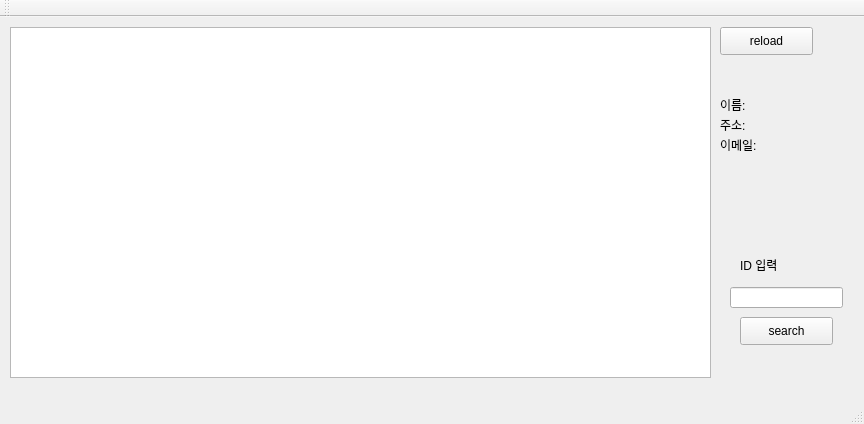
Above: bebone/bebone.ui from Wingseter/bebone before the change. Below: the same form after it.
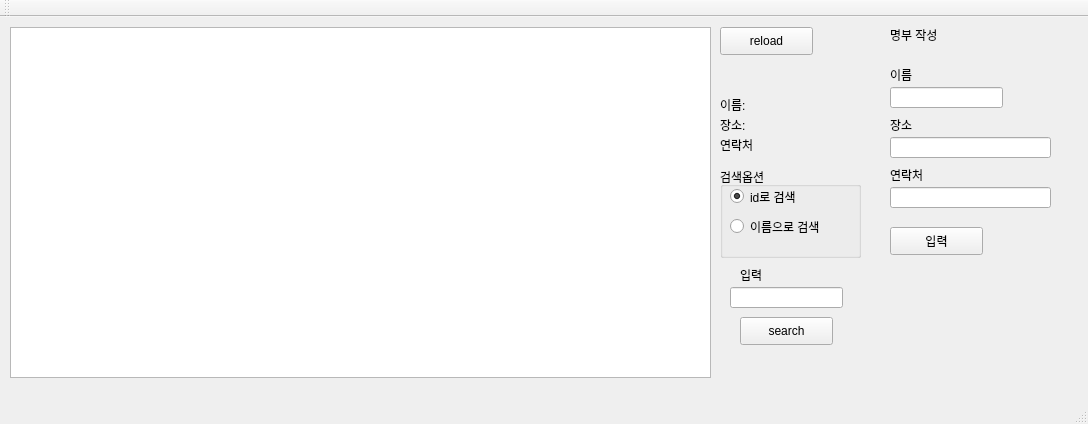
That is the form after the change.

Commit message: 유저 추가 기능 완성

```diff
--- a/bebone/bebone.ui
+++ b/bebone/bebone.ui
@@ -6,13 +6,16 @@
    <rect>
     <x>0</x>
     <y>0</y>
-    <width>864</width>
+    <width>1088</width>
     <height>424</height>
    </rect>
   </property>
   <property name="windowTitle">
    <string>bebone</string>
   </property>
+  <property name="layoutDirection">
+   <enum>Qt::LeftToRight</enum>
+  </property>
   <widget class="QWidget" name="centralWidget">
    <widget class="QPushButton" name="refreshButton">
     <property name="geometry">
@@ -64,13 +67,13 @@
     <property name="geometry">
      <rect>
       <x>740</x>
-      <y>240</y>
+      <y>250</y>
       <width>64</width>
       <height>15</height>
      </rect>
     </property>
     <property name="text">
-     <string>ID 입력</string>
+     <string>입력</string>
     </property>
    </widget>
    <widget class="QLabel" name="label_2">
@@ -96,7 +99,7 @@
      </rect>
     </property>
     <property name="text">
-     <string>주소:</string>
+     <string>장소:</string>
     </property>
    </widget>
    <widget class="QLabel" name="label_4">
@@ -109,7 +112,7 @@
      </rect>
     </property>
     <property name="text">
-     <string>이메일:</string>
+     <string>연락처</string>
     </property>
    </widget>
    <widget class="QLabel" name="name">
@@ -151,6 +154,159 @@
      <string/>
     </property>
    </widget>
+   <widget class="QGroupBox" name="searchOption">
+    <property name="geometry">
+     <rect>
+      <x>720</x>
+      <y>150</y>
+      <width>141</width>
+      <height>91</height>
+     </rect>
+    </property>
+    <property name="title">
+     <string>검색옵션</string>
+    </property>
+    <widget class="QRadioButton" name="byId">
+     <property name="geometry">
+      <rect>
+       <x>10</x>
+       <y>20</y>
+       <width>108</width>
+       <height>19</height>
+      </rect>
+     </property>
+     <property name="text">
+      <string>id로 검색</string>
+     </property>
+     <property name="checked">
+      <bool>true</bool>
+     </property>
+    </widget>
+    <widget class="QRadioButton" name="byName">
+     <property name="geometry">
+      <rect>
+       <x>10</x>
+       <y>50</y>
+       <width>121</width>
+       <height>19</height>
+      </rect>
+     </property>
+     <property name="text">
+      <string>이름으로 검색</string>
+     </property>
+    </widget>
+   </widget>
+   <widget class="QLabel" name="label_6">
+    <property name="geometry">
+     <rect>
+      <x>890</x>
+      <y>10</y>
+      <width>81</width>
+      <height>16</height>
+     </rect>
+    </property>
+    <property name="text">
+     <string>명부 작성</string>
+    </property>
+   </widget>
+   <widget class="QLabel" name="label_7">
+    <property name="geometry">
+     <rect>
+      <x>900</x>
+      <y>60</y>
+      <width>64</width>
+      <height>15</height>
+     </rect>
+    </property>
+    <property name="text">
+     <string/>
+    </property>
+   </widget>
+   <widget class="QLabel" name="label_8">
+    <property name="geometry">
+     <rect>
+      <x>890</x>
+      <y>50</y>
+      <width>64</width>
+      <height>15</height>
+     </rect>
+    </property>
+    <property name="layoutDirection">
+     <enum>Qt::RightToLeft</enum>
+    </property>
+    <property name="text">
+     <string>이름</string>
+    </property>
+   </widget>
+   <widget class="QLineEdit" name="nameInput">
+    <property name="geometry">
+     <rect>
+      <x>890</x>
+      <y>70</y>
+      <width>113</width>
+      <height>21</height>
+     </rect>
+    </property>
+   </widget>
+   <widget class="QLabel" name="label_9">
+    <property name="geometry">
+     <rect>
+      <x>890</x>
+      <y>100</y>
+      <width>64</width>
+      <height>15</height>
+     </rect>
+    </property>
+    <property name="text">
+     <string>장소</string>
+    </property>
+   </widget>
+   <widget class="QLineEdit" name="addInput">
+    <property name="geometry">
+     <rect>
+      <x>890</x>
+      <y>120</y>
+      <width>161</width>
+      <height>21</height>
+     </rect>
+    </property>
+   </widget>
+   <widget class="QLabel" name="label_10">
+    <property name="geometry">
+     <rect>
+      <x>890</x>
+      <y>150</y>
+      <width>64</width>
+      <height>15</height>
+     </rect>
+    </property>
+    <property name="text">
+     <string>연락처</string>
+    </property>
+   </widget>
+   <widget class="QLineEdit" name="phoneInput">
+    <property name="geometry">
+     <rect>
+      <x>890</x>
+      <y>170</y>
+      <width>161</width>
+      <height>21</height>
+     </rect>
+    </property>
+   </widget>
+   <widget class="QPushButton" name="submitButton">
+    <property name="geometry">
+     <rect>
+      <x>890</x>
+      <y>210</y>
+      <width>93</width>
+      <height>28</height>
+     </rect>
+    </property>
+    <property name="text">
+     <string>입력</string>
+    </property>
+   </widget>
   </widget>
   <widget class="QMenuBar" name="menuBar">
    <property name="geometry">
```
Left out of the diff: 4 changed lines with no effect on the pictures. The commit also changes 2 other files.
